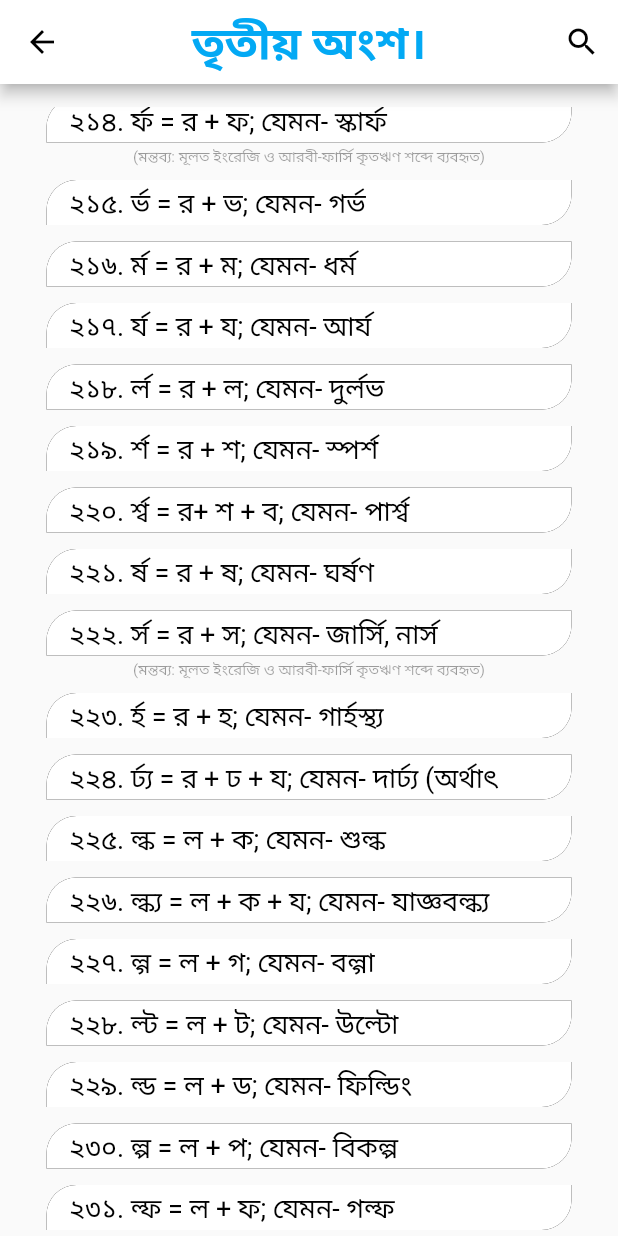
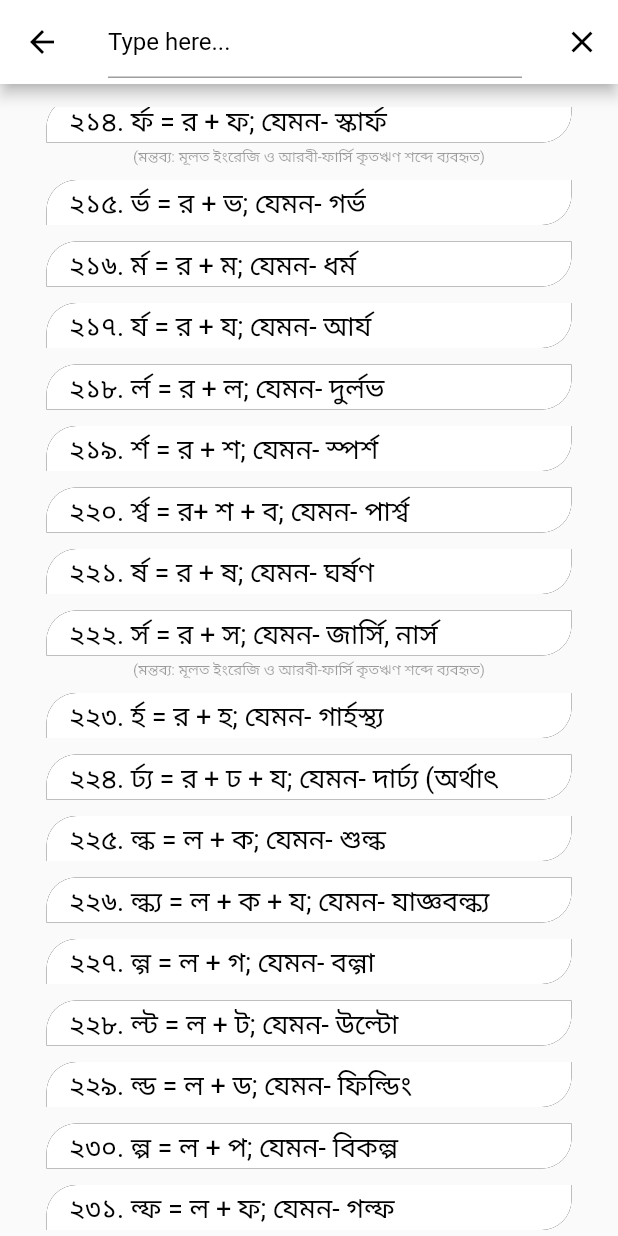
Before and after one commit to fdmominbd/joint_letter, a Flutter app: the ThirdPage screen opened directly, scrolled down 576 dp, after a tap on the "search" icon, on a phone screen of 412 x 824 dp. Run offline on Flutter 3.47's test engine with Material 2 defaults, Android fonts, the light colour scheme and no system bars; missing offline and left inert: alert_dialog, wc_flutter_share.

Commit message:
1st commit 20.1.22

```diff
--- a/lib/about_us.dart
+++ b/lib/about_us.dart
@@ -83,13 +83,14 @@ class _AboutUsState extends State<AboutUs> {
                             image: AssetImage('assets/image/linkedin1.png'),
                             fit: BoxFit.cover,),
                         ),
+                        SizedBox(width: 10,),
                         InkWell(
                           onTap: (){
                             launch(url3);
                           },
                           child: Image(
-                            width: 30.0,
-                            height: 30.0,
+                            width: 29.0,
+                            height: 29.0,
                             image: AssetImage('assets/image/youtube1.png'),
                             fit: BoxFit.cover,),
                         ),
--- a/lib/third_page.dart
+++ b/lib/third_page.dart
@@ -1,3 +1,5 @@
+import 'dart:collection';
+
 import 'package:flutter/material.dart';
 import 'package:join_letterbd/all_list.dart';
 
@@ -11,6 +13,48 @@ class ThirdPage extends StatefulWidget {
 
 class _ThirdPageState extends State<ThirdPage> {
 
+  Widget appbar= Text("তৃতীয় অংশ।",
+    style: TextStyle(
+        fontSize: 30, color: Colors.lightBlue,
+        fontWeight: FontWeight.bold
+    ),);
+
+  Icon searchIcon=Icon(
+    Icons.search,
+    color: Colors.black,
+  );
+  TextEditingController textController= TextEditingController();
+
+  @override
+  void initState() {
+    super.initState();
+    setState(() {
+      _lList= AllLetterList.letterList3;
+    });
+  }
+  @override
+  void dispose() {
+    textController.dispose();
+    super.dispose();
+  }
+
+  String search="";
+  searchText(value){
+    setState(() {
+      search=value;
+    });
+  }
+  AllLetterList allLetterList=AllLetterList();
+  List<String> _lList=[];
+
+
+
+  UnmodifiableListView<String> get searchedList =>
+      search.isEmpty?
+      UnmodifiableListView(_lList):
+      UnmodifiableListView(_lList.where
+        ((item) => item.contains(search)));
+
   @override
   Widget build(BuildContext context) {
     return Scaffold(
@@ -20,23 +64,40 @@ class _ThirdPageState extends State<ThirdPage> {
         ),
         centerTitle: true,
         backgroundColor: Colors.white,
-        title: Text(
-          'তৃতীয় অংশ।',
-          style: TextStyle(
-            fontSize: 30, color: Colors.lightBlue,
-              fontWeight: FontWeight.bold
-          ),
-        ),
+        title: appbar,
         actions: [
           IconButton(
-            icon: Icon(
-              Icons.search,
-              color: Colors.black,
-            ),
-            onPressed: () {
-              // do something
-            },
-          )
+              onPressed: (){
+                setState(() {
+                  if(searchIcon.icon==Icons.search){
+                    appbar=TextField(
+                      onChanged: (val){
+                        searchText(val);
+                      },
+                      controller: textController,
+                      style: TextStyle(
+                          color: Colors.black
+                      ),
+                      decoration: InputDecoration(
+                          hintText: "Type here...",
+                          hintStyle: TextStyle(
+                              color: Colors.black
+                          )
+                      ),
+                    );
+                    searchIcon=Icon(Icons.clear,color: Colors.black);
+                  } else{
+                    searchText("");
+                    appbar=Text("তৃতীয় অংশ।",
+                      style: TextStyle(
+                          fontSize: 30, color: Colors.lightBlue,
+                          fontWeight: FontWeight.bold
+                      ),);
+                    searchIcon=Icon(Icons.search,color: Colors.black);
+                  }
+                });
+              },
+              icon: searchIcon)
         ],
       ),
       body: Column(
@@ -44,7 +105,7 @@ class _ThirdPageState extends State<ThirdPage> {
           SizedBox(height: 15,),
           Expanded(
             child: ListView.builder(
-                itemCount: AllLetterList.letterList3.length,
+                itemCount: searchedList.length,
                 itemBuilder: (context,index) {
                   return Padding(
                     padding: const EdgeInsets.only
@@ -68,7 +129,7 @@ class _ThirdPageState extends State<ThirdPage> {
                             child: Padding(
                               padding: const EdgeInsets.only(
                                 left: 15, top: 3, bottom: 3,),
-                              child: Text(AllLetterList.letterList3[index],
+                              child: Text(searchedList[index],
                                 style: TextStyle(color: Colors.black,
                                     fontSize: 18),
                               ),
```
Also changed, not shown: lib/first_page.dart (+37 -10 lines), lib/second_page.dart (+79 -18 lines).
